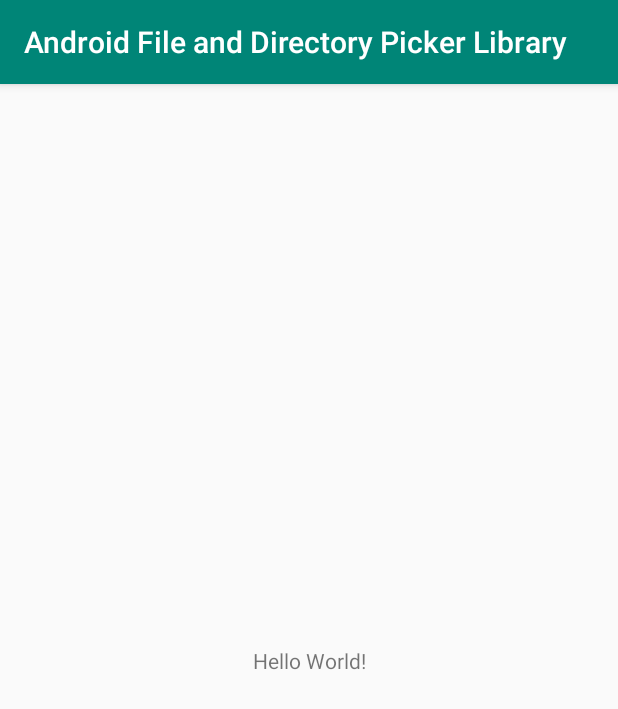
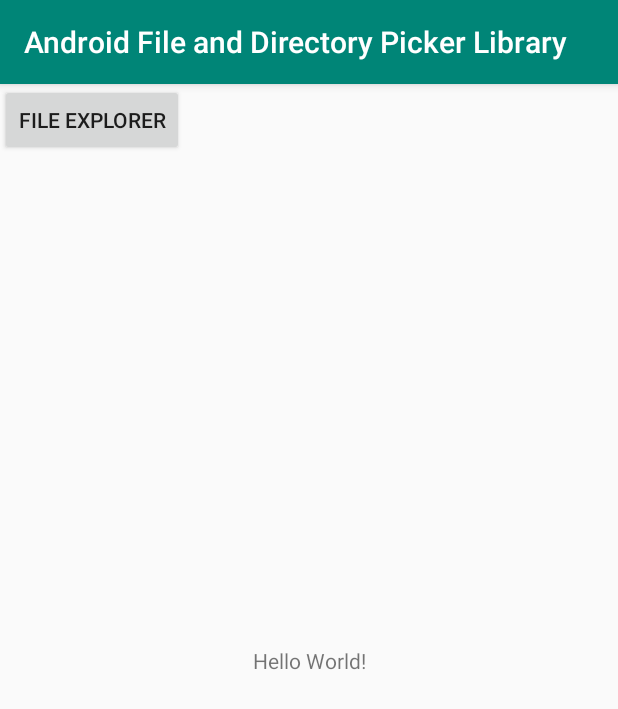
Before and after one commit to brunowagner/Android-File-and-Directory-Picker-Library, an Android app: the screen it shows after launch (MainActivity), on a phone screen of 412 x 824 dp. Shown: the top 709 px of the screen. Run offline under Robolectric (Android 15) with nearby library versions, the phone set to English and light mode, and no system bars.

Commit message:
Fix library and Create a sample to use library.

```diff
--- a/app/build.gradle
+++ b/app/build.gradle
@@ -19,10 +19,11 @@ android {
 }
 
 dependencies {
-    implementation fileTree(dir: 'libs', include: ['*.jar'])
+    implementation fileTree(include: ['*.jar'], dir: 'libs')
     implementation 'com.android.support:appcompat-v7:28.0.0'
     implementation 'com.android.support.constraint:constraint-layout:1.1.3'
     testImplementation 'junit:junit:4.12'
     androidTestImplementation 'com.android.support.test:runner:1.0.2'
     androidTestImplementation 'com.android.support.test.espresso:espresso-core:3.0.2'
+    implementation project(':androidfileanddirectorypickerlibrary')
 }
--- a/app/src/main/java/br/com/bwsystemssolutions/androidfileanddirectorypickerlibrary/MainActivity.java
+++ b/app/src/main/java/br/com/bwsystemssolutions/androidfileanddirectorypickerlibrary/MainActivity.java
@@ -1,13 +1,35 @@
 package br.com.bwsystemssolutions.androidfileanddirectorypickerlibrary;
 
+import android.content.Intent;
 import android.support.v7.app.AppCompatActivity;
 import android.os.Bundle;
+import android.view.View;
+import android.widget.Button;
 
 public class MainActivity extends AppCompatActivity {
+
+    Button fileExplorerButtom;
 
     @Override
     protected void onCreate(Bundle savedInstanceState) {
         super.onCreate(savedInstanceState);
         setContentView(R.layout.activity_main);
+
+        fileExplorerButtom = (Button) findViewById(R.id.btn_fileExplorer);
+        fileExplorerButtom.setOnClickListener(new View.OnClickListener() {
+            @Override
+            public void onClick(View v) {
+                showFileExplorer();
+            }
+        });
+
+    }
+
+    public void showFileExplorer(){
+        CustomFileExplorerActivity fileExplorer = new CustomFileExplorerActivity();
+
+        Intent intent = new Intent(MainActivity.this, CustomFileExplorerActivity.class);
+        startActivity(intent);
+
     }
 }
--- a/app/src/main/res/layout/activity_main.xml
+++ b/app/src/main/res/layout/activity_main.xml
@@ -15,4 +15,10 @@
         app:layout_constraintRight_toRightOf="parent"
         app:layout_constraintTop_toTopOf="parent" />
 
+    <Button
+        android:id="@+id/btn_fileExplorer"
+        android:text="File Explorer"
+        android:layout_width="wrap_content"
+        android:layout_height="wrap_content" />
+
 </android.support.constraint.ConstraintLayout>
```
Also changed, not shown: androidfileanddirectorypickerlibrary/src/main/java/br/com/bwsystemssolutions/androidfileanddirectorypickerlibrary/CustomFileExplorerActivity.java (+12 -8 lines).
